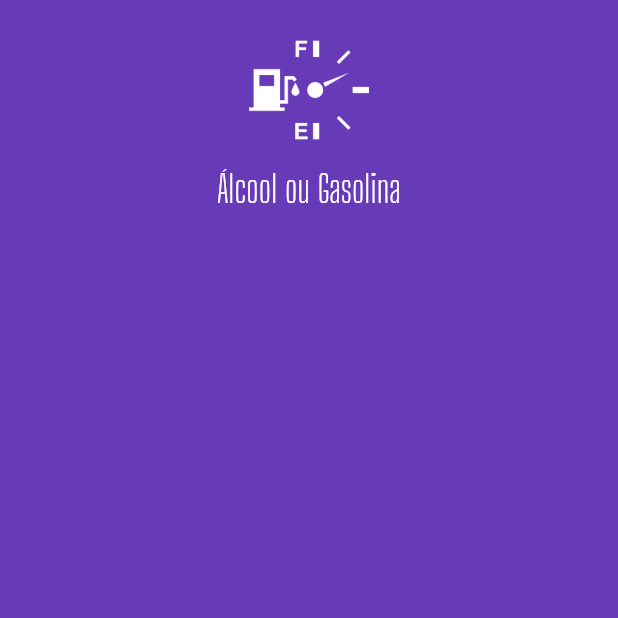
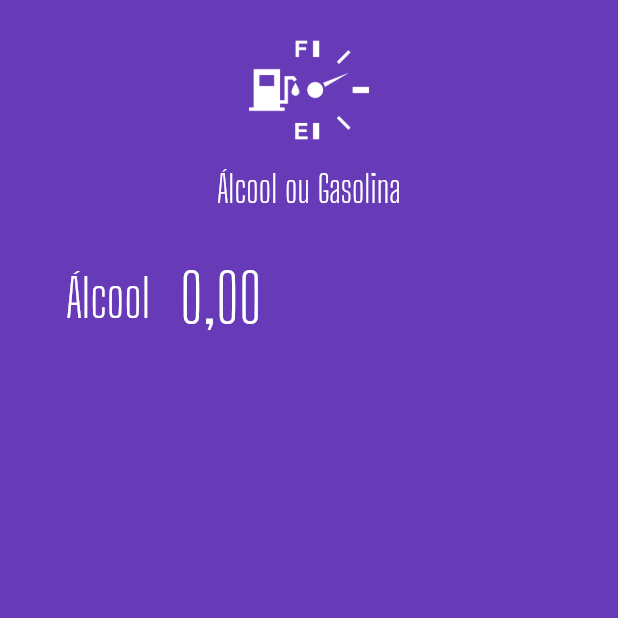
Before and after one commit to oliversieto/alcool_gasolina_flutter, a Flutter app: the screen it shows after launch, on a phone screen of 412 x 824 dp, the top half of it. Run offline on Flutter 3.47's test engine with Material 2 defaults, Android fonts, the phone set to English and light mode, and no system bars; our stand-ins replace flutter_masked_text.

Commit message:
refactor: criado o input referente ao alcool

```diff
--- a/lib/main.dart
+++ b/lib/main.dart
@@ -1,5 +1,6 @@
 import 'package:alcool_gasolina/widgets/logo.widget.dart';
 import 'package:flutter/material.dart';
+import 'package:flutter_masked_text/flutter_masked_text.dart';
 
 void main() {
   runApp(MyApp());
@@ -21,6 +22,7 @@
 }
 
 class HomePage extends StatelessWidget {
+  var _gasCtrl = new MoneyMaskedTextController();
   @override
   Widget build(BuildContext context) {
     return Scaffold(
@@ -28,6 +30,38 @@
       body: ListView(
         children: <Widget>[
           Logo(),
+          Row(
+            children: [
+              Container(
+                width: 100,
+                alignment: Alignment.centerRight,
+                child: Text(
+                  'Álcool',
+                  style: TextStyle(
+                      color: Colors.white,
+                      fontSize: 35,
+                      fontFamily: 'Big Shoulders Display'),
+                ),
+              ),
+              SizedBox(
+                width: 20,
+              ),
+              Expanded(
+                child: TextFormField(
+                  controller: _gasCtrl,
+                  keyboardType: TextInputType.number,
+                  style: TextStyle(
+                    color: Colors.white,
+                    fontSize: 45,
+                    fontFamily: 'Big Shoulders Display',
+                  ),
+                  decoration: InputDecoration(
+                    border: InputBorder.none,
+                  ),
+                ),
+              )
+            ],
+          )
         ],
       ),
     );
```
